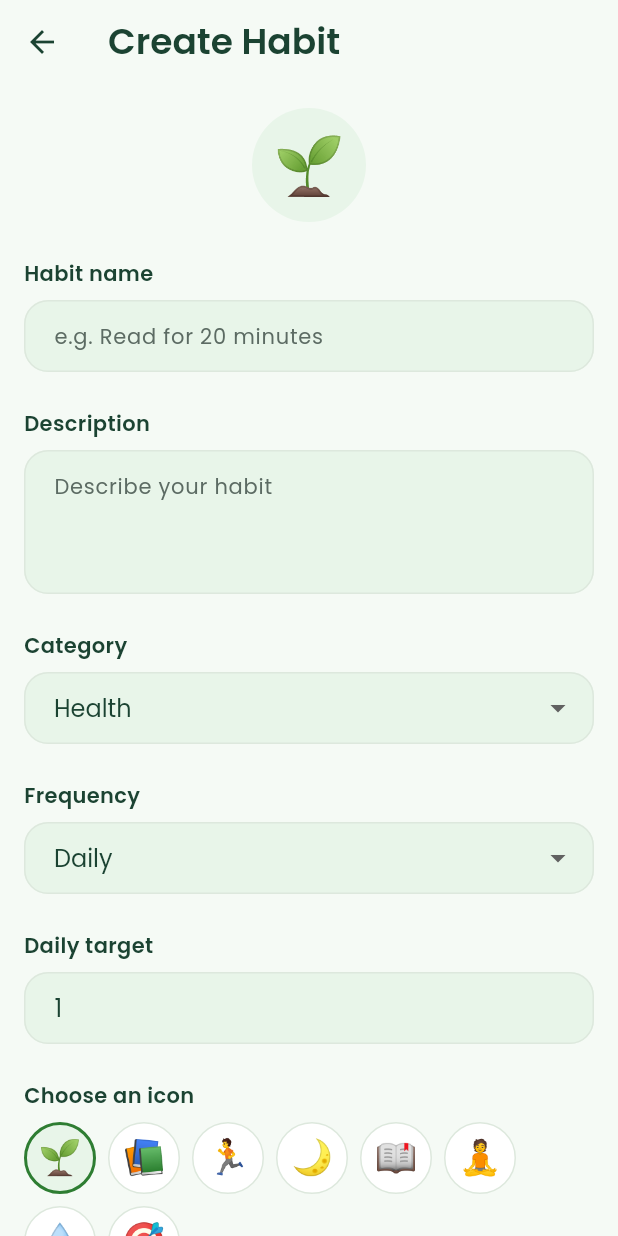
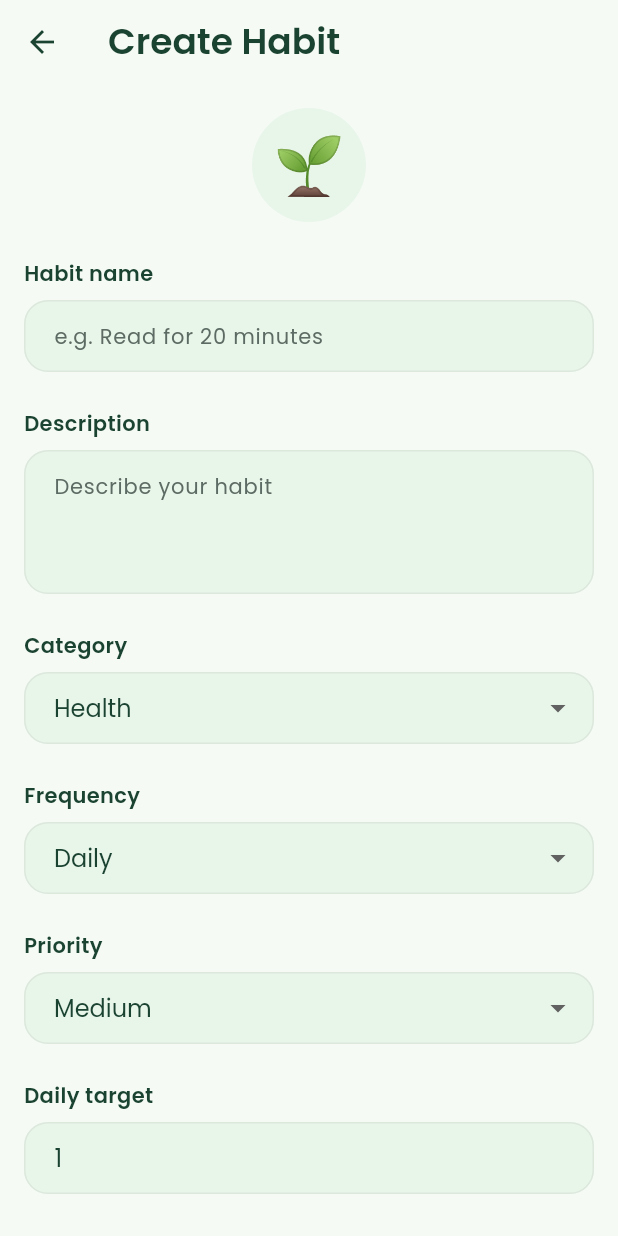
Before and after one commit to hassanmehmood2511/digital-wellbeing-app, a Flutter app: the screen it shows after launch, item 2 of the bottom bar chosen, after a tap on the "add" icon, on a phone screen of 412 x 824 dp. Run offline on Flutter 3.47's test engine with Material 3 defaults, Android fonts, the phone set to English and light mode, and no system bars; our stand-ins replace google_fonts.

Commit message:
Update habit priority and completion handling

```diff
--- a/lib/features/habits/data/habit_store.dart
+++ b/lib/features/habits/data/habit_store.dart
@@ -10,7 +10,39 @@ class HabitStore extends ChangeNotifier {
 
   final List<HabitModel> _habits = List<HabitModel>.from(MockHabits.habits);
 
-  List<HabitModel> get habits => List.unmodifiable(_habits);
+  List<HabitModel> get habits {
+    final indexedHabits = List.generate(
+      _habits.length,
+      (index) => (index: index, habit: _habits[index]),
+    );
+
+    int priorityRank(String priority) {
+      switch (priority.toLowerCase()) {
+        case 'high':
+          return 0;
+        case 'medium':
+          return 1;
+        case 'low':
+          return 2;
+        default:
+          return 1;
+      }
+    }
+
+    indexedHabits.sort((a, b) {
+      final priorityComparison = priorityRank(
+        a.habit.priority,
+      ).compareTo(priorityRank(b.habit.priority));
+
+      if (priorityComparison != 0) {
+        return priorityComparison;
+      }
+
+      return a.index.compareTo(b.index);
+    });
+
+    return List.unmodifiable(indexedHabits.map((item) => item.habit));
+  }
 
   void addHabit(HabitModel habit) {
     _habits.add(habit);
--- a/lib/features/habits/models/habit_model.dart
+++ b/lib/features/habits/models/habit_model.dart
@@ -9,6 +9,7 @@ class HabitModel {
   final int completedCount;
   final int currentStreak;
   final String icon;
+  final String priority;
 
   const HabitModel({
     required this.habitId,
@@ -21,6 +22,7 @@ class HabitModel {
     required this.completedCount,
     required this.currentStreak,
     required this.icon,
+    this.priority = 'Medium',
   });
 
   double get progress {
@@ -44,6 +46,7 @@ class HabitModel {
     int? completedCount,
     int? currentStreak,
     String? icon,
+    String? priority,
   }) {
     return HabitModel(
       habitId: habitId ?? this.habitId,
@@ -56,6 +59,7 @@ class HabitModel {
       completedCount: completedCount ?? this.completedCount,
       currentStreak: currentStreak ?? this.currentStreak,
       icon: icon ?? this.icon,
+      priority: priority ?? this.priority,
     );
   }
 }
--- a/lib/features/habits/presentation/screens/add_habit_screen.dart
+++ b/lib/features/habits/presentation/screens/add_habit_screen.dart
@@ -1,5 +1,4 @@
 import 'package:flutter/material.dart';
-
 import '../../../../core/theme/app_colors.dart';
 import '../../../../core/theme/app_spacing.dart';
 import '../../../../core/theme/app_text_styles.dart';
@@ -19,9 +18,11 @@ class _AddHabitScreenState extends State<AddHabitScreen> {
   final _nameController = TextEditingController();
   final _descriptionController = TextEditingController();
   final _targetController = TextEditingController(text: '1');
+  final _customCategoryController = TextEditingController();
 
   String _selectedCategory = 'Health';
   String _selectedFrequency = 'Daily';
+  String _selectedPriority = 'Medium';
   String _selectedIcon = '🌱';
 
   final List<String> _categories = [
@@ -35,6 +36,8 @@ class _AddHabitScreenState extends State<AddHabitScreen> {
 
   final List<String> _frequencies = ['Daily', 'Weekly', 'Weekdays', 'Weekends'];
 
+  final List<String> _priorities = ['High', 'Medium', 'Low'];
+
   final List<String> _icons = ['🌱', '📚', '🏃', '🌙', '📖', '🧘', '💧', '🎯'];
 
   @override
@@ -42,6 +45,7 @@ class _AddHabitScreenState extends State<AddHabitScreen> {
     _nameController.dispose();
     _descriptionController.dispose();
     _targetController.dispose();
+    _customCategoryController.dispose();
     super.dispose();
   }
 
@@ -59,13 +63,18 @@ class _AddHabitScreenState extends State<AddHabitScreen> {
       return;
     }
 
+    final category = _selectedCategory == 'Other'
+        ? _customCategoryController.text.trim()
+        : _selectedCategory;
+
     final habit = HabitModel(
       habitId: 'habit_${DateTime.now().millisecondsSinceEpoch}',
       ownerUid: 'user_001',
       title: _nameController.text.trim(),
       description: _descriptionController.text.trim(),
-      category: _selectedCategory,
+      category: category,
       frequency: _selectedFrequency,
+      priority: _selectedPriority,
       targetCount: target,
       completedCount: 0,
       currentStreak: 0,
@@ -195,7 +204,7 @@ class _AddHabitScreenState extends State<AddHabitScreen> {
                 ),
                 decoration: _inputDecoration(),
                 items: _categories.map((category) {
-                  return DropdownMenuItem(
+                  return DropdownMenuItem<String>(
                     value: category,
                     child: Text(
                       category,
@@ -213,6 +222,38 @@ class _AddHabitScreenState extends State<AddHabitScreen> {
                   });
                 },
               ),
+
+              if (_selectedCategory == 'Other') ...[
+                const SizedBox(height: AppSpacing.md),
+
+                Text(
+                  'Custom category',
+                  style: AppTextStyles.label.copyWith(
+                    color: AppColors.textPrimary,
+                    fontWeight: FontWeight.w600,
+                  ),
+                ),
+                const SizedBox(height: AppSpacing.sm),
+
+                TextFormField(
+                  controller: _customCategoryController,
+                  textInputAction: TextInputAction.next,
+                  style: AppTextStyles.body.copyWith(
+                    color: AppColors.textPrimary,
+                  ),
+                  decoration: _inputDecoration(
+                    hintText: 'e.g. Personal Growth',
+                  ),
+                  validator: (value) {
+                    if (_selectedCategory == 'Other' &&
+                        (value == null || value.trim().isEmpty)) {
+                      return 'Please enter a custom category.';
+                    }
+
+                    return null;
+                  },
+                ),
+              ],
 
               const SizedBox(height: AppSpacing.lg),
 
@@ -233,7 +274,7 @@ class _AddHabitScreenState extends State<AddHabitScreen> {
                 ),
                 decoration: _inputDecoration(),
                 items: _frequencies.map((frequency) {
-                  return DropdownMenuItem(
+                  return DropdownMenuItem<String>(
                     value: frequency,
                     child: Text(
                       frequency,
@@ -248,6 +289,45 @@ class _AddHabitScreenState extends State<AddHabitScreen> {
 
                   setState(() {
                     _selectedFrequency = value;
+                  });
+                },
+              ),
+
+              // Priority dropdown
+              const SizedBox(height: AppSpacing.lg),
+
+              Text(
+                'Priority',
+                style: AppTextStyles.label.copyWith(
+                  color: AppColors.textPrimary,
+                  fontWeight: FontWeight.w600,
+                ),
+              ),
+              const SizedBox(height: AppSpacing.sm),
+
+              DropdownButtonFormField<String>(
+                initialValue: _selectedPriority,
+                dropdownColor: AppColors.background,
+                style: AppTextStyles.body.copyWith(
+                  color: AppColors.textPrimary,
+                ),
+                decoration: _inputDecoration(),
+                items: _priorities.map((priority) {
+                  return DropdownMenuItem<String>(
+                    value: priority,
+                    child: Text(
+                      priority,
+                      style: AppTextStyles.body.copyWith(
+                        color: AppColors.textPrimary,
+                      ),
+                    ),
+                  );
+                }).toList(),
+                onChanged: (value) {
+                  if (value == null) return;
+
+                  setState(() {
+                    _selectedPriority = value;
                   });
                 },
               ),
@@ -360,10 +440,7 @@ class _AddHabitScreenState extends State<AddHabitScreen> {
         color: AppColors.textSecondary,
       ),
       filled: true,
-
-      // Updated field background to match the icon's mint background.
       fillColor: AppColors.mint,
-
       contentPadding: const EdgeInsets.symmetric(
         horizontal: AppSpacing.base,
         vertical: AppSpacing.md,
--- a/lib/features/habits/presentation/screens/habit_details_screen.dart
+++ b/lib/features/habits/presentation/screens/habit_details_screen.dart
@@ -341,7 +341,6 @@ class _InfoCard extends StatelessWidget {
         horizontal: AppSpacing.md,
         vertical: AppSpacing.md,
       ),
-
       decoration: BoxDecoration(
         color: AppColors.white,
         borderRadius: BorderRadius.circular(AppSpacing.radiusMedium),
--- a/lib/features/habits/presentation/screens/habit_list_screen.dart
+++ b/lib/features/habits/presentation/screens/habit_list_screen.dart
@@ -1,5 +1,4 @@
 import 'package:flutter/material.dart';
-
 import '../../../../core/theme/app_colors.dart';
 import '../../../../core/theme/app_spacing.dart';
 import '../../../../core/theme/app_text_styles.dart';
```
